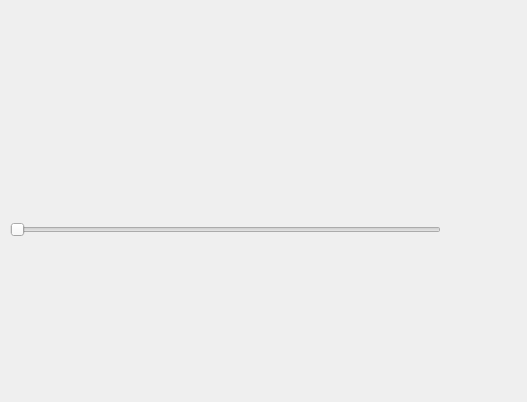
Before: the Qt Designer form code/display/implement/region/QtRegionDock.ui in radio-astro/casa, drawn with Qt 5.
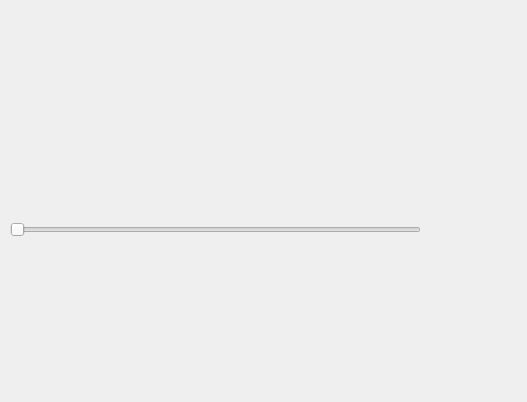
After: the same form once the commit is applied.

Commit message:
New Development: no             JIRA Issue: CAS-4103       Ready to Release: yes      Interface Changes: none What Interface Changed: none          Test Programs: none   Put in Release Notes: no
           Description: add option to delete all regions as requested by Kristina and Urvashi

Diff of the .ui file:
```diff
--- a/code/display/implement/region/QtRegionDock.ui
+++ b/code/display/implement/region/QtRegionDock.ui
@@ -55,7 +55,7 @@
      <rect>
       <x>10</x>
       <y>220</y>
-      <width>431</width>
+      <width>411</width>
       <height>20</height>
      </rect>
     </property>
@@ -75,7 +75,7 @@
     </property>
     <property name="geometry">
      <rect>
-      <x>453</x>
+      <x>454</x>
       <y>220</y>
       <width>21</width>
       <height>20</height>
@@ -91,6 +91,28 @@
      <bool>true</bool>
     </property>
    </widget>
+   <widget class="QPushButton" name="reset_regions">
+    <property name="enabled">
+     <bool>false</bool>
+    </property>
+    <property name="geometry">
+     <rect>
+      <x>428</x>
+      <y>220</y>
+      <width>21</width>
+      <height>20</height>
+     </rect>
+    </property>
+    <property name="toolTip">
+     <string>delete ALL regions</string>
+    </property>
+    <property name="text">
+     <string/>
+    </property>
+    <property name="flat">
+     <bool>true</bool>
+    </property>
+   </widget>
   </widget>
  </widget>
  <resources/>
```
The commit also changes 4 other files.
